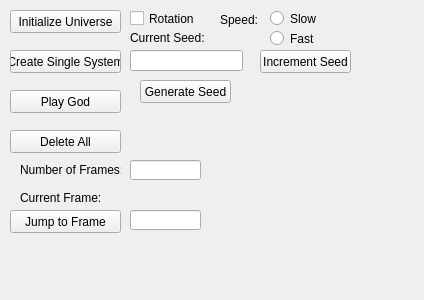
The window that resources/widget/FinalWidget/Widget.ui (maxhkohl/CIS410Final) describes before a commit, drawn with Qt 5.
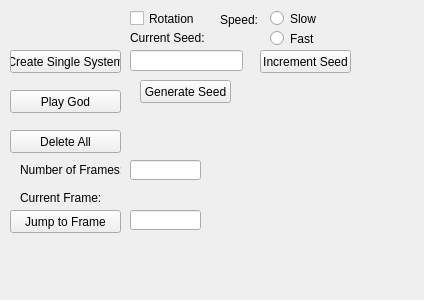
The same window after the commit.

Commit message: Got rid of useless init function

What changed in the file:
```diff
--- a/resources/widget/FinalWidget/Widget.ui
+++ b/resources/widget/FinalWidget/Widget.ui
@@ -13,19 +13,6 @@
   <property name="windowTitle">
    <string>Form</string>
   </property>
-  <widget class="QPushButton" name="initBtn">
-   <property name="geometry">
-    <rect>
-     <x>10</x>
-     <y>10</y>
-     <width>111</width>
-     <height>23</height>
-    </rect>
-   </property>
-   <property name="text">
-    <string>Initialize Universe</string>
-   </property>
-  </widget>
   <widget class="QPushButton" name="makeSeedBtn">
    <property name="geometry">
     <rect>
```
The commit also changes 1 other file.
